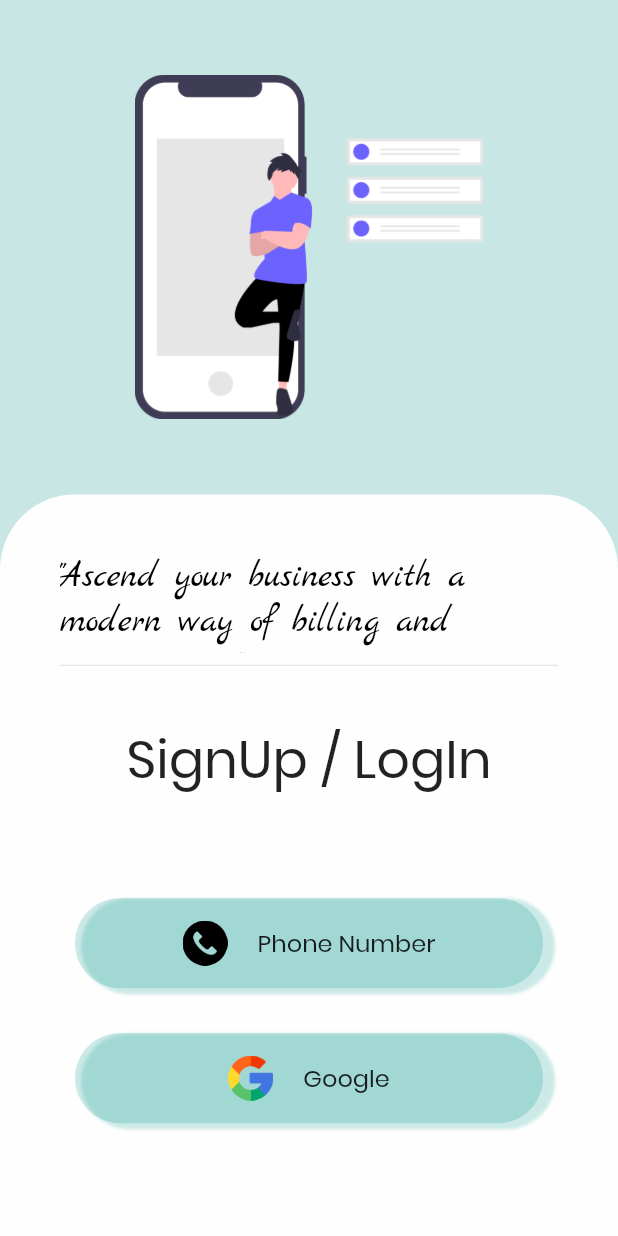
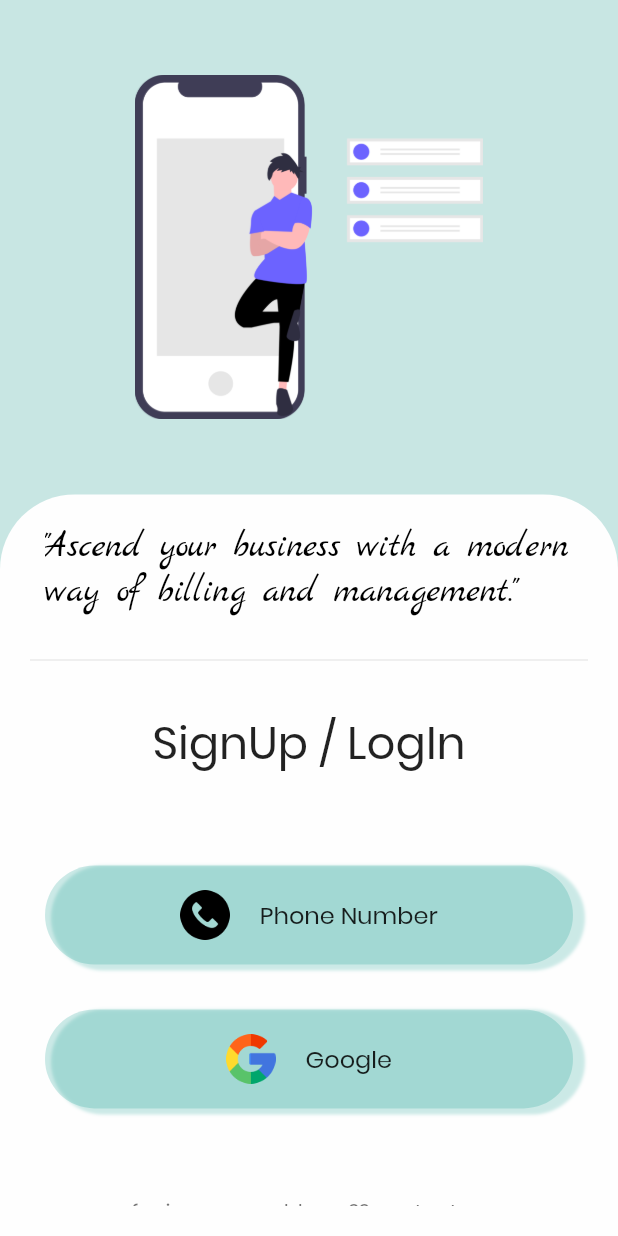
Before and after one commit to KumarArab/EduYear, a Flutter app: the screen it shows after launch, on a phone screen of 412 x 824 dp. Run offline on Flutter 3.47's test engine with Material 2 defaults, Android fonts, the phone set to English and light mode, and no system bars; our stand-ins replace cached_network_image, cloud_firestore, country_code_picker, file_picker, firebase_auth, firebase_dynamic_links and 8 more; accounts and stored records are empty.

Commit message:
final Changes are donw only Client assets are to be added

```diff
--- a/lib/Login-System/get-details.dart
+++ b/lib/Login-System/get-details.dart
@@ -141,6 +141,7 @@ class _GetDetailsState extends State<GetDetails> {
                             color: Colors.black,
                           ),
                           width: MediaQuery.of(context).size.width * 0.55,
+                          height: MediaQuery.of(context).size.width * 0.55,
                           child: ClipRRect(
                             borderRadius: BorderRadius.circular(500),
                             child: newImagePath != null
--- a/lib/Login-System/signup_methods.dart
+++ b/lib/Login-System/signup_methods.dart
@@ -15,6 +15,7 @@ class _SignUpMethodsState extends State<SignUpMethods> {
   bool isLoading = false;
   @override
   Widget build(BuildContext context) {
+    final deviceHeight = MediaQuery.of(context).size.height;
     final loginState = Provider.of<LoginStore>(context);
     return Scaffold(
         body: isLoading
@@ -46,7 +47,7 @@ class _SignUpMethodsState extends State<SignUpMethods> {
                         Container(
                           height: MediaQuery.of(context).size.height * 0.6,
                           width: double.infinity,
-                          padding: const EdgeInsets.all(40),
+                          padding: const EdgeInsets.all(20),
                           decoration: BoxDecoration(
                             color: Color(0xfffefefe),
                             borderRadius: BorderRadius.only(
@@ -64,8 +65,10 @@ class _SignUpMethodsState extends State<SignUpMethods> {
                                 children: [
                                   Container(
                                     height: MediaQuery.of(context).size.height *
-                                        0.08,
+                                        0.1,
                                     width: double.infinity,
+                                    padding:
+                                        EdgeInsets.symmetric(horizontal: 10),
                                     child: Swiper(
                                       itemBuilder:
                                           (BuildContext context, int index) {
@@ -98,7 +101,7 @@ class _SignUpMethodsState extends State<SignUpMethods> {
                                           const Text(
                                             "SignUp / LogIn",
                                             style: const TextStyle(
-                                                fontSize: 35,
+                                                fontSize: 30,
                                                 fontFamily: "Poppins",
                                                 color: Colors.black87),
                                           ),
--- a/lib/Screens/Home Views/poll_view.dart
+++ b/lib/Screens/Home Views/poll_view.dart
@@ -20,7 +20,9 @@ class PollSection extends StatelessWidget {
         stream: query,
         builder: (context, snapshot) {
           return !snapshot.hasData
-              ? Text('PLease Wait')
+              ? Center(
+                  child: Text('PLease Wait'),
+                )
               : ListView.builder(
                   itemCount: snapshot.data.documents.length,
                   itemBuilder: (context, index) {
--- a/lib/Screens/Profile/user_profile.dart
+++ b/lib/Screens/Profile/user_profile.dart
@@ -28,7 +28,6 @@ class UserProfile extends StatelessWidget {
         child: Column(
           children: [
             Container(
-              height: MediaQuery.of(context).size.height * 0.5,
               width: MediaQuery.of(context).size.width,
               decoration: BoxDecoration(
                 image: DecorationImage(
@@ -44,6 +43,9 @@ class UserProfile extends StatelessWidget {
                 child: Column(
                   mainAxisAlignment: MainAxisAlignment.end,
                   children: [
+                    SizedBox(
+                      height: 20,
+                    ),
                     Container(
                       height: MediaQuery.of(context).size.width * 0.45,
                       width: MediaQuery.of(context).size.width * 0.45,
--- a/lib/Screens/Profile/visit_profile.dart
+++ b/lib/Screens/Profile/visit_profile.dart
@@ -78,7 +78,6 @@ class _VisitProfileState extends State<VisitProfile> {
               child: Column(
                 children: [
                   Container(
-                    height: MediaQuery.of(context).size.height * 0.5,
                     width: MediaQuery.of(context).size.width,
                     decoration: BoxDecoration(
                       image: DecorationImage(
--- a/lib/widgets/button.dart
+++ b/lib/widgets/button.dart
@@ -9,8 +9,9 @@ class Button extends StatelessWidget {
 
   @override
   Widget build(BuildContext context) {
+    final deviceHeight = MediaQuery.of(context).size.height;
     return Container(
-      height: 60,
+      height: deviceHeight * 0.08,
       margin: EdgeInsets.symmetric(horizontal: 10, vertical: 10),
       decoration: BoxDecoration(
           borderRadius: BorderRadius.circular(100),
@@ -28,8 +29,8 @@ class Button extends StatelessWidget {
           mainAxisAlignment: MainAxisAlignment.center,
           children: [
             Container(
-              height: 30,
-              width: 30,
+              height: deviceHeight * 0.04,
+              width: deviceHeight * 0.04,
               child: Image.asset(imageAsset),
             ),
             SizedBox(
```
Also changed, not shown: lib/Screens/Home Views/image_view.dart (+11 -19 lines), lib/Screens/Home Views/tweet_view.dart (+3 -5 lines), lib/Screens/Search Views/search_accounts.dart (+20 -2 lines), lib/helpers/common_widgets.dart (+8 -6 lines), pubspec.lock.
